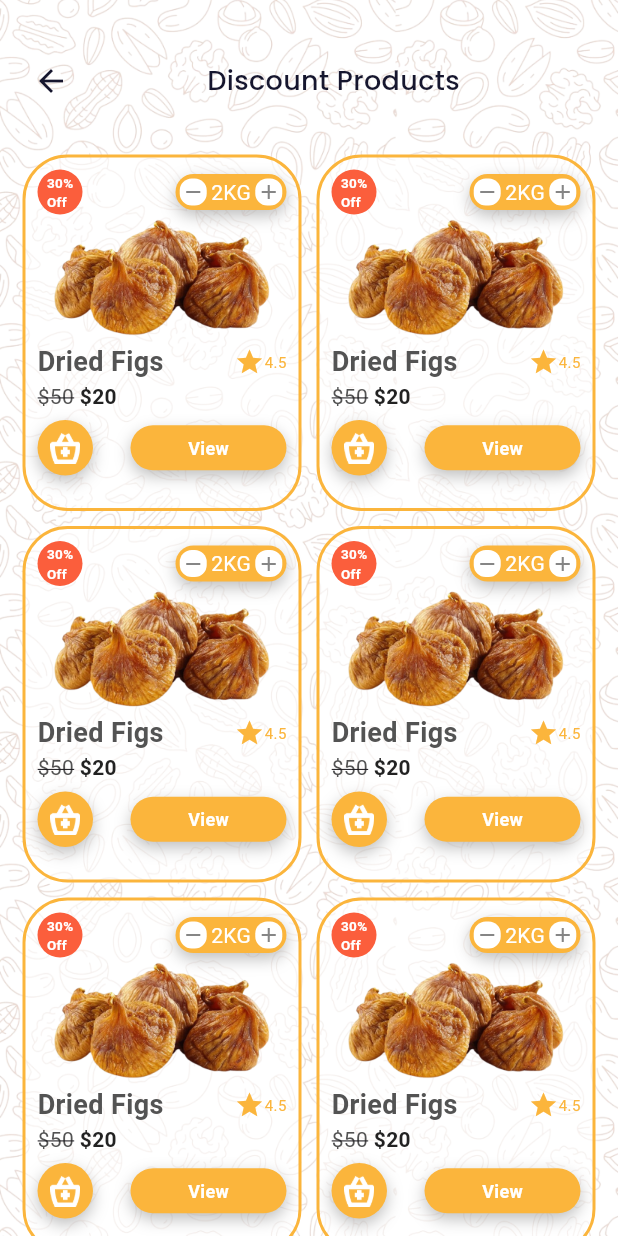
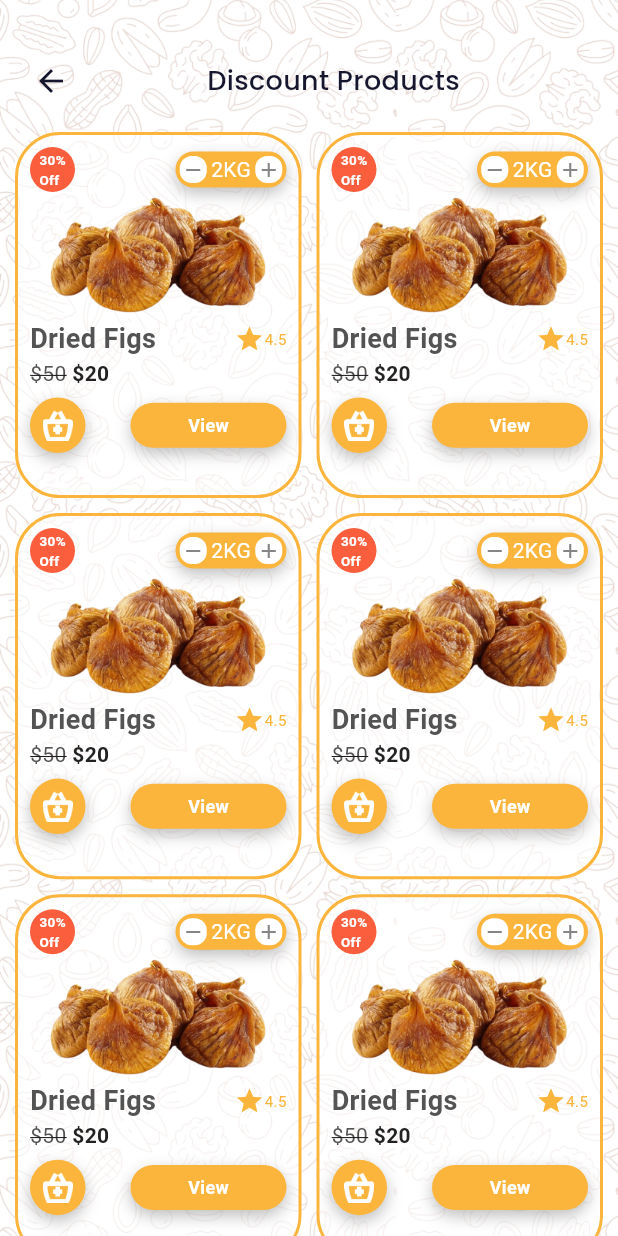
Before and after one commit to ba138/Rajasthan-Dry-Fruits, a Flutter app: the DisCountProd screen opened by its route, on a phone screen of 412 x 824 dp. Run offline on Flutter 3.47's test engine with Material 3 defaults, Android fonts, the phone set to English and light mode, and no system bars; our stand-ins replace carousel_slider, google_fonts, percent_indicator; network calls fail.

Commit message:
changes in discount prod

```diff
--- a/lib/view/discountProdView/discount_prod_view.dart
+++ b/lib/view/discountProdView/discount_prod_view.dart
@@ -52,10 +52,10 @@ class DisCountProd extends StatelessWidget {
                       ),
                     ],
                   ),
-                  const VerticalSpeacing(20.0),
+                  const VerticalSpeacing(10.0),
                   GridView.count(
                     padding: const EdgeInsets.all(
-                        5.0), // Add padding around the grid
+                        0.0), // Add padding around the grid
                     shrinkWrap: true,
                     physics: const NeverScrollableScrollPhysics(),
                     crossAxisCount: 2,
```
